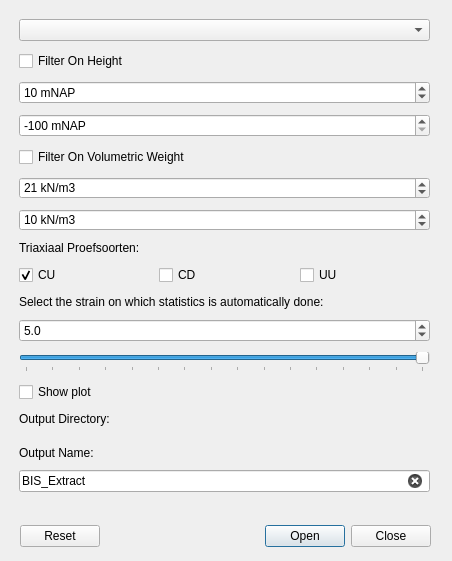
Before: the Qt Designer form db_connect_dialog_base.ui in KRS-dev/proeven_verzameling_plugin, drawn with Qt 5.
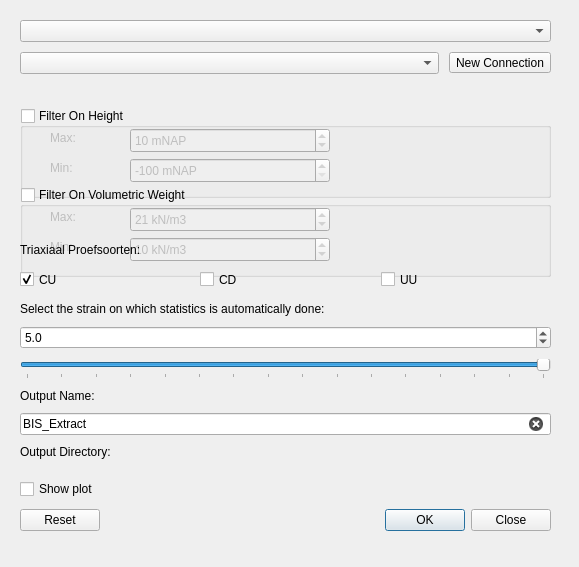
After: the same form once the commit is applied. Custom widgets are drawn as their Qt base class.

```diff
--- a/db_connect_dialog_base.ui
+++ b/db_connect_dialog_base.ui
@@ -6,44 +6,37 @@
    <rect>
     <x>0</x>
     <y>0</y>
-    <width>452</width>
-    <height>561</height>
+    <width>579</width>
+    <height>567</height>
    </rect>
   </property>
+  <property name="sizePolicy">
+   <sizepolicy hsizetype="Preferred" vsizetype="Preferred">
+    <horstretch>1</horstretch>
+    <verstretch>1</verstretch>
+   </sizepolicy>
+  </property>
   <property name="windowTitle">
    <string>db connect</string>
   </property>
-  <widget class="QDialogButtonBox" name="buttonBox">
+  <widget class="QFrame" name="verticalFrame">
    <property name="geometry">
     <rect>
-     <x>20</x>
-     <y>520</y>
-     <width>411</width>
-     <height>32</height>
+     <x>10</x>
+     <y>10</y>
+     <width>551</width>
+     <height>531</height>
     </rect>
    </property>
-   <property name="orientation">
-    <enum>Qt::Horizontal</enum>
+   <property name="sizePolicy">
+    <sizepolicy hsizetype="Preferred" vsizetype="Preferred">
+     <horstretch>1</horstretch>
+     <verstretch>1</verstretch>
+    </sizepolicy>
    </property>
-   <property name="standardButtons">
-    <set>QDialogButtonBox::Close|QDialogButtonBox::Open|QDialogButtonBox::Reset</set>
-   </property>
-   <property name="centerButtons">
-    <bool>false</bool>
-   </property>
-  </widget>
-  <widget class="QWidget" name="gridLayoutWidget">
-   <property name="geometry">
-    <rect>
-     <x>9</x>
-     <y>9</y>
-     <width>431</width>
-     <height>493</height>
-    </rect>
-   </property>
-   <layout class="QGridLayout" name="gridLayout" columnstretch="0" columnminimumwidth="0">
-    <property name="sizeConstraint">
-     <enum>QLayout::SetDefaultConstraint</enum>
+   <layout class="QVBoxLayout" name="verticalLayout" stretch="1,0,1,1,1,1,1,1,1,1,1,1,1,1,1">
+    <property name="spacing">
+     <number>10</number>
     </property>
     <property name="leftMargin">
      <number>10</number>
@@ -57,35 +50,67 @@
     <property name="bottomMargin">
      <number>10</number>
     </property>
-    <property name="spacing">
-     <number>10</number>
-    </property>
-    <item row="1" column="0" rowspan="2">
-     <layout class="QVBoxLayout" name="verticalLayout_2">
-      <property name="spacing">
-       <number>10</number>
-      </property>
-      <property name="leftMargin">
-       <number>0</number>
-      </property>
-      <property name="topMargin">
-       <number>0</number>
-      </property>
-      <property name="rightMargin">
-       <number>0</number>
-      </property>
       <item>
        <widget class="QgsMapLayerComboBox" name="cmb_layers"/>
       </item>
       <item>
-       <widget class="QCheckBox" name="cb_filterOnHeight">
+     <layout class="QHBoxLayout" name="horizontalLayout_2">
+      <item>
+       <widget class="QgsFieldComboBox" name="cmb_databases"/>
+      </item>
+      <item>
+       <widget class="QToolButton" name="tb_newConnection">
         <property name="text">
+         <string>New Connection</string>
+        </property>
+       </widget>
+      </item>
+     </layout>
+    </item>
+    <item>
+     <widget class="QgsCollapsibleGroupBox" name="cb_filterOnHeight">
+      <property name="sizePolicy">
+       <sizepolicy hsizetype="Preferred" vsizetype="Minimum">
+        <horstretch>0</horstretch>
+        <verstretch>0</verstretch>
+       </sizepolicy>
+      </property>
+      <property name="minimumSize">
+       <size>
+        <width>300</width>
+        <height>90</height>
+       </size>
+      </property>
+      <property name="maximumSize">
+       <size>
+        <width>2000</width>
+        <height>22</height>
+       </size>
+      </property>
+      <property name="title">
          <string>Filter On Height</string>
         </property>
-       </widget>
-      </item>
-      <item>
+      <property name="checkable">
+       <bool>true</bool>
+      </property>
+      <property name="checked">
+       <bool>false</bool>
+      </property>
+      <property name="collapsed">
+       <bool>true</bool>
+      </property>
+      <property name="saveCollapsedState">
+       <bool>false</bool>
+      </property>
        <widget class="QSpinBox" name="sb_maxHeight">
+       <property name="geometry">
+        <rect>
+         <x>110</x>
+         <y>20</y>
+         <width>200</width>
+         <height>25</height>
+        </rect>
+       </property>
         <property name="suffix">
          <string notr="true"> mNAP</string>
         </property>
@@ -99,9 +124,15 @@
          <number>10</number>
         </property>
        </widget>
-      </item>
-      <item>
        <widget class="QSpinBox" name="sb_minHeight">
+       <property name="geometry">
+        <rect>
+         <x>110</x>
+         <y>50</y>
+         <width>200</width>
+         <height>25</height>
+        </rect>
+       </property>
         <property name="suffix">
          <string notr="true"> mNAP</string>
         </property>
@@ -115,21 +146,78 @@
          <number>-100</number>
         </property>
        </widget>
+      <widget class="QLabel" name="label_5">
+       <property name="geometry">
+        <rect>
+         <x>30</x>
+         <y>20</y>
+         <width>28</width>
+         <height>20</height>
+        </rect>
+       </property>
+       <property name="text">
+        <string>Max:</string>
+       </property>
+      </widget>
+      <widget class="QLabel" name="label_6">
+       <property name="geometry">
+        <rect>
+         <x>30</x>
+         <y>50</y>
+         <width>25</width>
+         <height>20</height>
+        </rect>
+       </property>
+       <property name="text">
+        <string>Min:</string>
+       </property>
+      </widget>
+     </widget>
       </item>
       <item>
-       <layout class="QVBoxLayout" name="verticalLayout">
-        <property name="spacing">
-         <number>10</number>
-        </property>
-        <item>
-         <widget class="QCheckBox" name="cb_filterOnVolumetricWeight">
-          <property name="text">
+     <widget class="QgsCollapsibleGroupBox" name="cb_filterOnVolumetricWeight">
+      <property name="sizePolicy">
+       <sizepolicy hsizetype="Preferred" vsizetype="Minimum">
+        <horstretch>0</horstretch>
+        <verstretch>0</verstretch>
+       </sizepolicy>
+      </property>
+      <property name="minimumSize">
+       <size>
+        <width>300</width>
+        <height>90</height>
+       </size>
+      </property>
+      <property name="maximumSize">
+       <size>
+        <width>2000</width>
+        <height>22</height>
+       </size>
+      </property>
+      <property name="title">
            <string>Filter On Volumetric Weight</string>
           </property>
-         </widget>
-        </item>
-        <item>
+      <property name="checkable">
+       <bool>true</bool>
+      </property>
+      <property name="checked">
+       <bool>false</bool>
+      </property>
+      <property name="collapsed">
+       <bool>true</bool>
+      </property>
+      <property name="saveCollapsedState">
+       <bool>false</bool>
+      </property>
          <widget class="QSpinBox" name="sb_maxVolumetricWeight">
+       <property name="geometry">
+        <rect>
+         <x>110</x>
+         <y>20</y>
+         <width>200</width>
+         <height>25</height>
+        </rect>
+       </property>
           <property name="suffix">
            <string notr="true"> kN/m3</string>
           </property>
@@ -143,9 +231,15 @@
            <number>21</number>
           </property>
          </widget>
-        </item>
-        <item>
          <widget class="QSpinBox" name="sb_minVolumetricWeight">
+       <property name="geometry">
+        <rect>
+         <x>110</x>
+         <y>50</y>
+         <width>200</width>
+         <height>25</height>
+        </rect>
+       </property>
           <property name="suffix">
            <string notr="true"> kN/m3</string>
           </property>
@@ -158,6 +252,33 @@
           <property name="value">
            <number>10</number>
           </property>
+      </widget>
+      <widget class="QLabel" name="label_7">
+       <property name="geometry">
+        <rect>
+         <x>30</x>
+         <y>20</y>
+         <width>28</width>
+         <height>20</height>
+        </rect>
+       </property>
+       <property name="text">
+        <string>Max:</string>
+       </property>
+      </widget>
+      <widget class="QLabel" name="label_8">
+       <property name="geometry">
+        <rect>
+         <x>30</x>
+         <y>50</y>
+         <width>25</width>
+         <height>20</height>
+        </rect>
+       </property>
+       <property name="text">
+        <string>Min:</string>
+       </property>
+      </widget>
          </widget>
         </item>
         <item>
@@ -169,8 +290,23 @@
         </item>
         <item>
          <layout class="QHBoxLayout" name="horizontalLayout">
+      <property name="sizeConstraint">
+       <enum>QLayout::SetDefaultConstraint</enum>
+      </property>
           <item>
            <widget class="QCheckBox" name="cb_CU">
+        <property name="minimumSize">
+         <size>
+          <width>0</width>
+          <height>25</height>
+         </size>
+        </property>
+        <property name="maximumSize">
+         <size>
+          <width>16777215</width>
+          <height>50</height>
+         </size>
+        </property>
             <property name="text">
              <string>CU</string>
             </property>
@@ -181,6 +317,18 @@
           </item>
           <item>
            <widget class="QCheckBox" name="cb_CD">
+        <property name="minimumSize">
+         <size>
+          <width>0</width>
+          <height>25</height>
+         </size>
+        </property>
+        <property name="maximumSize">
+         <size>
+          <width>16777215</width>
+          <height>50</height>
+         </size>
+        </property>
             <property name="text">
              <string>CD</string>
             </property>
@@ -188,6 +336,18 @@
           </item>
           <item>
            <widget class="QCheckBox" name="cb_UU">
+        <property name="minimumSize">
+         <size>
+          <width>0</width>
+          <height>25</height>
+         </size>
+        </property>
+        <property name="maximumSize">
+         <size>
+          <width>16777215</width>
+          <height>50</height>
+         </size>
+        </property>
             <property name="text">
              <string>UU</string>
             </property>
@@ -206,6 +366,8 @@
          </widget>
         </item>
         <item>
+     <layout class="QVBoxLayout" name="verticalLayout_2">
+      <item>
          <widget class="QDoubleSpinBox" name="sb_strain">
           <property name="locale">
            <locale language="English" country="UnitedKingdom"/>
@@ -269,36 +431,6 @@
         </item>
        </layout>
       </item>
-      <item>
-       <widget class="QCheckBox" name="cb_showPlot">
-        <property name="text">
-         <string>Show plot</string>
-        </property>
-       </widget>
-      </item>
-      <item>
-       <widget class="QLabel" name="label_4">
-        <property name="text">
-         <string>Output Directory:</string>
-        </property>
-       </widget>
-      </item>
-      <item>
-       <widget class="QgsFileWidget" name="fileWidget">
-        <property name="fileWidgetButtonVisible">
-         <bool>true</bool>
-        </property>
-        <property name="dialogTitle">
-         <string>Set Output Directory</string>
-        </property>
-        <property name="filter">
-         <string notr="true"/>
-        </property>
-        <property name="defaultRoot">
-         <string>C:\Users\Desktop</string>
-        </property>
-       </widget>
-      </item>
       <item>
        <widget class="QLabel" name="label_3">
         <property name="text">
@@ -325,12 +457,68 @@
         </property>
        </widget>
       </item>
-     </layout>
+    <item>
+     <widget class="QLabel" name="label_4">
+      <property name="text">
+       <string>Output Directory:</string>
+      </property>
+     </widget>
+    </item>
+    <item>
+     <widget class="QgsFileWidget" name="fileWidget">
+      <property name="defaultRoot">
+       <string>C:\Users\Desktop</string>
+      </property>
+     </widget>
+    </item>
+    <item>
+     <widget class="QCheckBox" name="cb_showPlot">
+      <property name="text">
+       <string>Show plot</string>
+      </property>
+     </widget>
+    </item>
+    <item>
+     <spacer name="verticalSpacer">
+      <property name="orientation">
+       <enum>Qt::Vertical</enum>
+      </property>
+      <property name="sizeHint" stdset="0">
+       <size>
+        <width>20</width>
+        <height>60</height>
+       </size>
+      </property>
+     </spacer>
+    </item>
+    <item>
+     <widget class="QDialogButtonBox" name="buttonBox">
+      <property name="orientation">
+       <enum>Qt::Horizontal</enum>
+      </property>
+      <property name="standardButtons">
+       <set>QDialogButtonBox::Close|QDialogButtonBox::Ok|QDialogButtonBox::Reset</set>
+      </property>
+      <property name="centerButtons">
+       <bool>false</bool>
+      </property>
+     </widget>
     </item>
    </layout>
   </widget>
  </widget>
  <customwidgets>
+  <customwidget>
+   <class>QgsCollapsibleGroupBox</class>
+   <extends>QGroupBox</extends>
+   <header>qgscollapsiblegroupbox.h</header>
+   <container>1</container>
+  </customwidget>
+  <customwidget>
+   <class>QgsFieldComboBox</class>
+   <extends>QComboBox</extends>
+   <header>qgsfieldcombobox.h</header>
+  </customwidget>
   <customwidget>
    <class>QgsFileWidget</class>
    <extends>QWidget</extends>
```
Left out of the diff: 42 changed lines with no effect on the pictures. Lines whose indentation alone changed are shown as unchanged.
